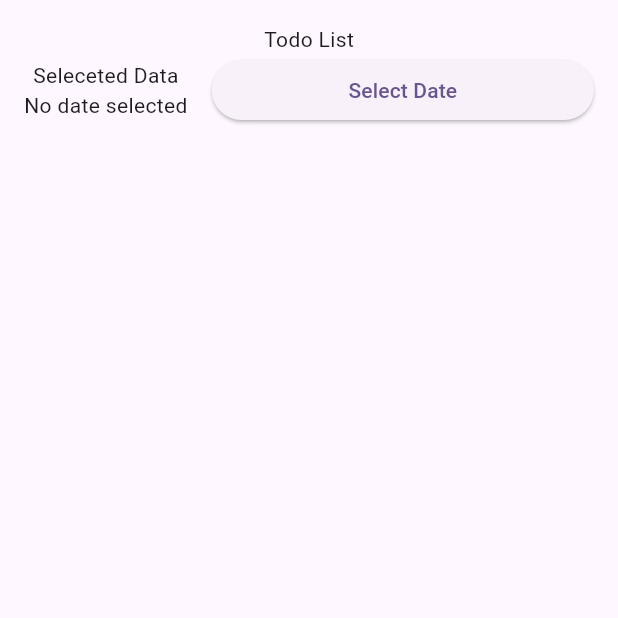
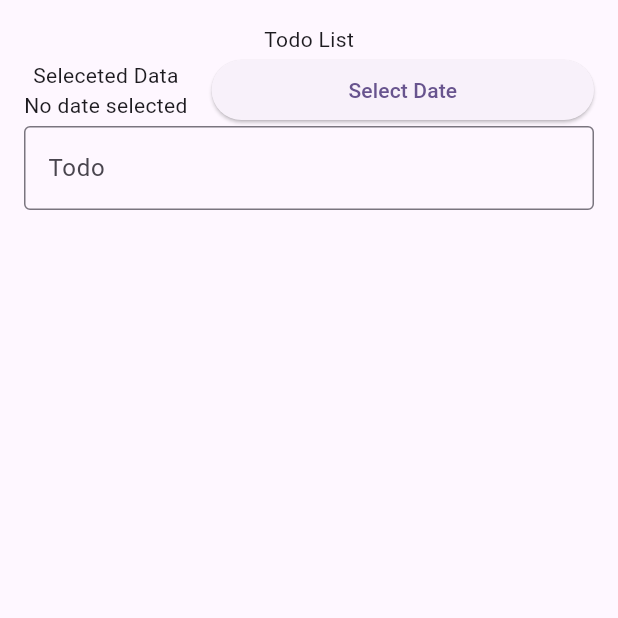
Before and after one commit to Rangga857/150_TodoBloc, a Flutter app: the TodoPage screen opened directly, on a phone screen of 412 x 824 dp, the top half of it. Run offline on Flutter 3.47's test engine with Material 3 defaults, Android fonts, the phone set to English and light mode, and no system bars; our stand-ins replace bloc, flutter_bloc.

Commit message:
Add TextFormField untuk form input data

```diff
--- a/lib/presentation/todo_page.dart
+++ b/lib/presentation/todo_page.dart
@@ -58,6 +58,27 @@
                   ),
                 ],
               ),
+              Form(
+                key: _key,
+                child: Row(
+                  children: [
+                    Expanded(
+                      child: TextFormField(
+                        controller: _controller,
+                        decoration: InputDecoration(
+                          labelText: 'Todo',
+                          border: OutlineInputBorder(),
+                        ),
+                        validator: (value) {
+                          if (value == null || value.isEmpty) {
+                            return 'Please enter a todo';
+                          }
+                          return null;
+                        },
+                      ),
+                    ),
+                  ],
+                ))
             ],
           ),
         ),
```
